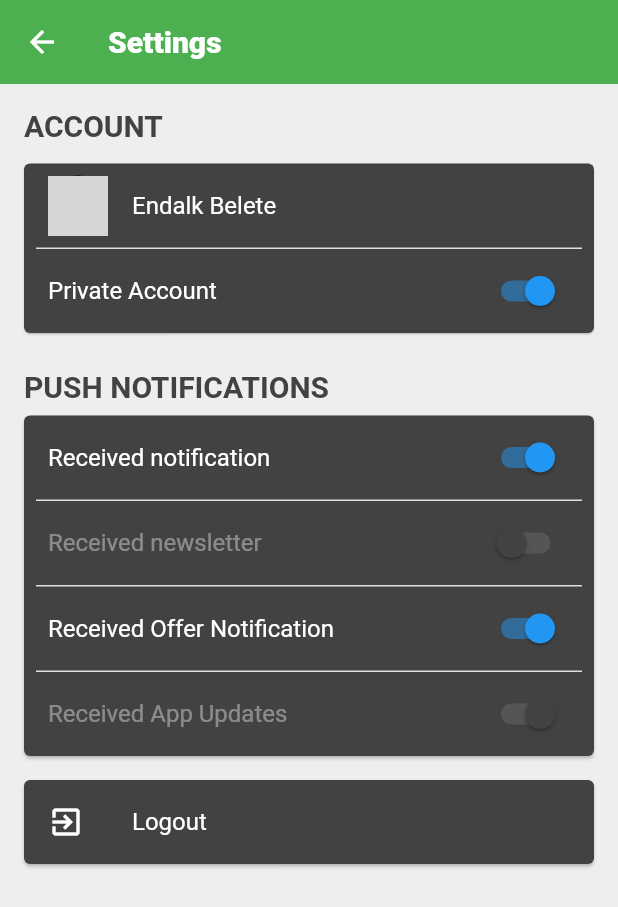
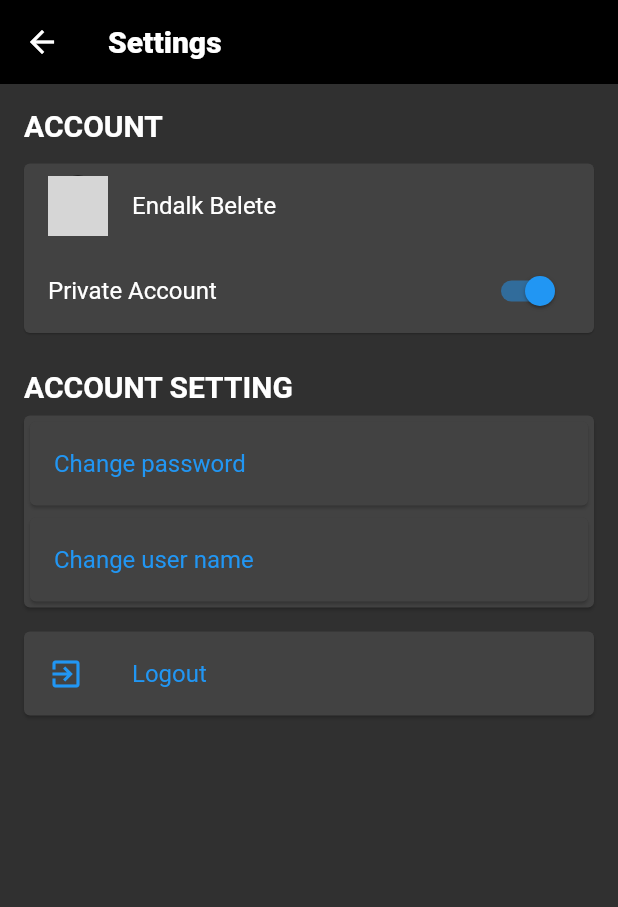
Before and after one commit to endalkh/Contact_list, a Flutter app: the SettingScreen screen opened by its route, on a phone screen of 412 x 824 dp. Shown: the top 907 px of the screen. Run offline on Flutter 3.47's test engine with Material 2 defaults, Android fonts, the phone set to English and light mode, and no system bars; our stand-ins replace cached_network_image, shared_preferences; accounts and stored records are empty; network calls fail; Roboto replaces fonts that are missing (TimesNewRoman); grey boxes are pictures that could not be loaded.

Commit message:
setting updated

```diff
--- a/lib/pages/settings/settings.dart
+++ b/lib/pages/settings/settings.dart
@@ -1,19 +1,17 @@
 
 import 'package:flutter/material.dart';
+import 'package:flutter_app/constants/colors.dart';
 
 class SettingScreen extends StatelessWidget {
   static final String path = "lib/src/pages/settings/settings3.dart";
   final TextStyle headerStyle = TextStyle(
-    color: Colors.grey.shade800,
     fontWeight: FontWeight.bold,
     fontSize: 20.0,
   );
   @override
   Widget build(BuildContext context) {
     return Scaffold(
-      backgroundColor: Colors.grey.shade200,
       appBar: AppBar(
-        backgroundColor: Colors.green,
         title: Text(
           'Settings',
         ),
@@ -58,48 +56,45 @@ class SettingScreen extends StatelessWidget {
             ),
             const SizedBox(height: 20.0),
             Text(
-              "PUSH NOTIFICATIONS",
+              "ACCOUNT SETTING",
               style: headerStyle,
             ),
             Card(
               margin: const EdgeInsets.symmetric(vertical: 8.0, horizontal: 0,),
               child: Column(
                 children: <Widget>[
-                  SwitchListTile(
-                    activeColor: Colors.blue,
-                    value: true,
-                    title: Text("Received notification"),
-                    onChanged: (val) {},
+              Card(
+                child:  ListTile(
+                  title: Text("Change password",
+                    style: TextStyle(
+                        color: COLOR_LINK
+                    ),
                   ),
-                  _buildDivider(),
-                  SwitchListTile(
-                    activeColor: Colors.blue,
-                    value: false,
-                    title: Text("Received newsletter"),
-                    onChanged: null,
+                ) ,
+              ),
+                  Card(
+                    child:  ListTile(
+                      title: Text("Change user name",
+                        style: TextStyle(
+                            color: COLOR_LINK
+                        ),
+                      ),
+                    ) ,
                   ),
-                  _buildDivider(),
-                  SwitchListTile(
-                    activeColor: Colors.blue,
-                    value: true,
-                    title: Text("Received Offer Notification"),
-                    onChanged: (val) {},
-                  ),
-                  _buildDivider(),
-                  SwitchListTile(
-                    activeColor: Colors.blue,
-                    value: true,
-                    title: Text("Received App Updates"),
-                    onChanged: null,
-                  ),
+
+
                 ],
               ),
             ),
             Card(
               margin: const EdgeInsets.symmetric(vertical: 8.0, horizontal: 0,),
               child: ListTile(
-              leading: Icon(Icons.exit_to_app),
-              title: Text("Logout"),
+              leading: Icon(Icons.exit_to_app,color: COLOR_LINK,),
+              title: Text("Logout",
+                style: TextStyle(
+                  color: COLOR_LINK,
+                ),
+              ),
               onTap: (){},
             ),
 
@@ -119,7 +114,7 @@ class SettingScreen extends StatelessWidget {
       ),
       width: double.infinity,
       height: 1.0,
-      color: Colors.grey.shade300,
+     // color: Colors.grey.shade300,
     );
   }
 }
```
Also changed, not shown: lib/pages/drawer/navigation_drawer.dart (+68 -1 lines).
